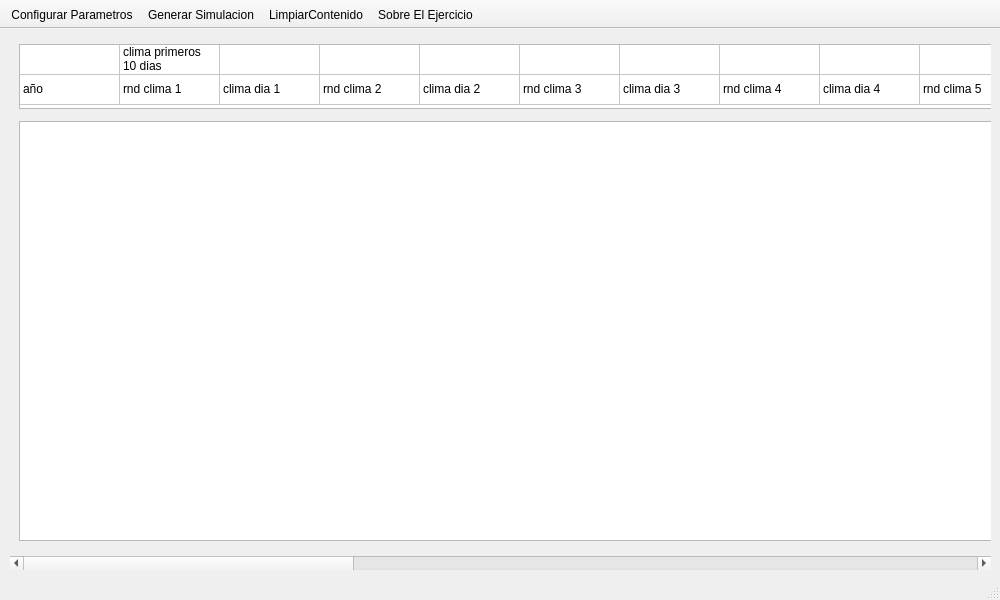
This is interfaces/qt/main_v2.ui in 83723-matias-perlo/finalsimseptiembre2022 as Qt 5 draws it before an edit. The edited form follows.
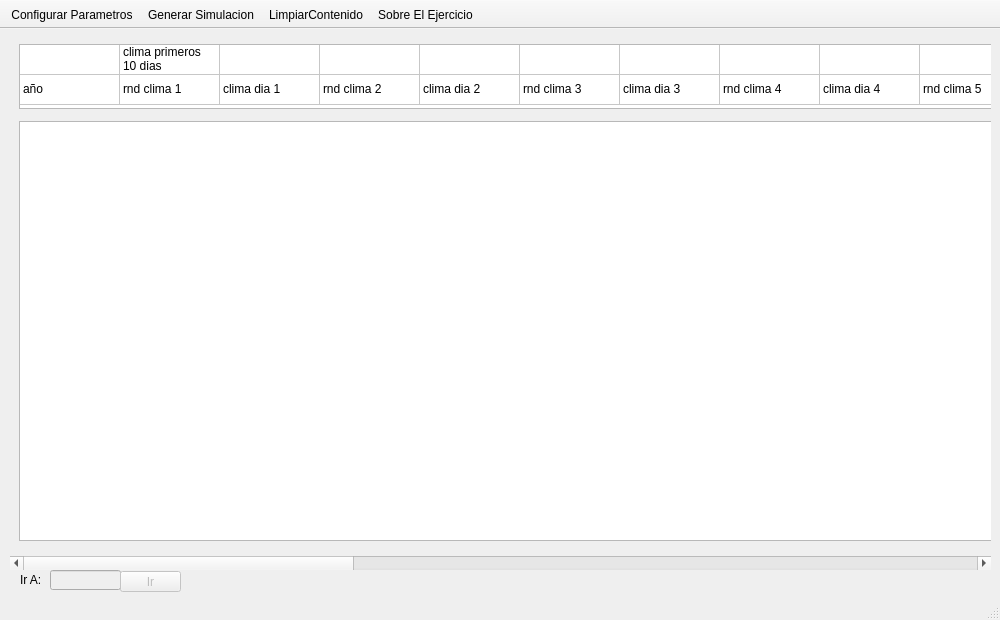
This is the edited form. Icons and pictures are not drawn.

Commit message:
Resultados y Navegacion
- Funcion IrA para navegacion rapida.
- Resultado acumulado en statusbar.

Diff of the .ui file:
```diff
--- a/interfaces/qt/main_v2.ui
+++ b/interfaces/qt/main_v2.ui
@@ -10,7 +10,7 @@
     <x>0</x>
     <y>0</y>
     <width>1000</width>
-    <height>600</height>
+    <height>620</height>
    </rect>
   </property>
   <property name="sizePolicy">
@@ -22,13 +22,13 @@
   <property name="minimumSize">
    <size>
     <width>1000</width>
-    <height>600</height>
+    <height>620</height>
    </size>
   </property>
   <property name="maximumSize">
    <size>
     <width>1000</width>
-    <height>600</height>
+    <height>620</height>
    </size>
   </property>
   <property name="windowTitle">
@@ -629,6 +629,48 @@
      </layout>
     </widget>
    </widget>
+   <widget class="QLabel" name="label">
+    <property name="geometry">
+     <rect>
+      <x>20</x>
+      <y>540</y>
+      <width>31</width>
+      <height>21</height>
+     </rect>
+    </property>
+    <property name="text">
+     <string>Ir A:</string>
+    </property>
+   </widget>
+   <widget class="QLineEdit" name="txtIrA">
+    <property name="enabled">
+     <bool>false</bool>
+    </property>
+    <property name="geometry">
+     <rect>
+      <x>50</x>
+      <y>541</y>
+      <width>71</width>
+      <height>20</height>
+     </rect>
+    </property>
+   </widget>
+   <widget class="QPushButton" name="btnIr">
+    <property name="enabled">
+     <bool>false</bool>
+    </property>
+    <property name="geometry">
+     <rect>
+      <x>120</x>
+      <y>542</y>
+      <width>61</width>
+      <height>21</height>
+     </rect>
+    </property>
+    <property name="text">
+     <string>Ir</string>
+    </property>
+   </widget>
   </widget>
   <widget class="QStatusBar" name="statusbar"/>
   <widget class="QToolBar" name="toolBar">
```
The commit also changes 1 other file.
